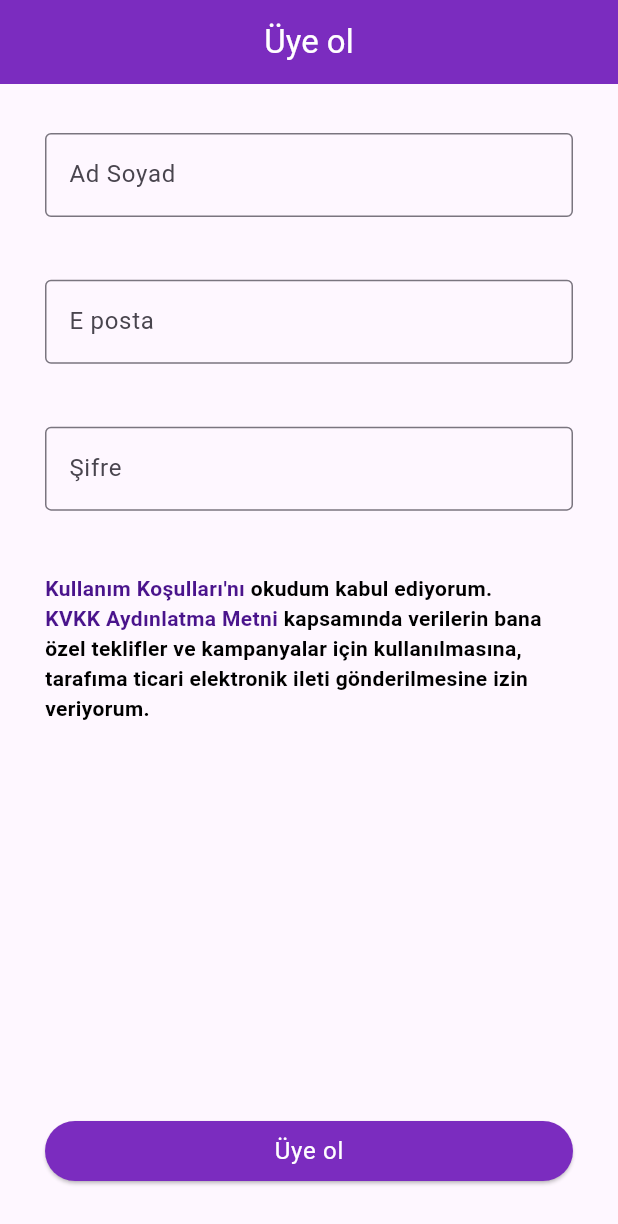
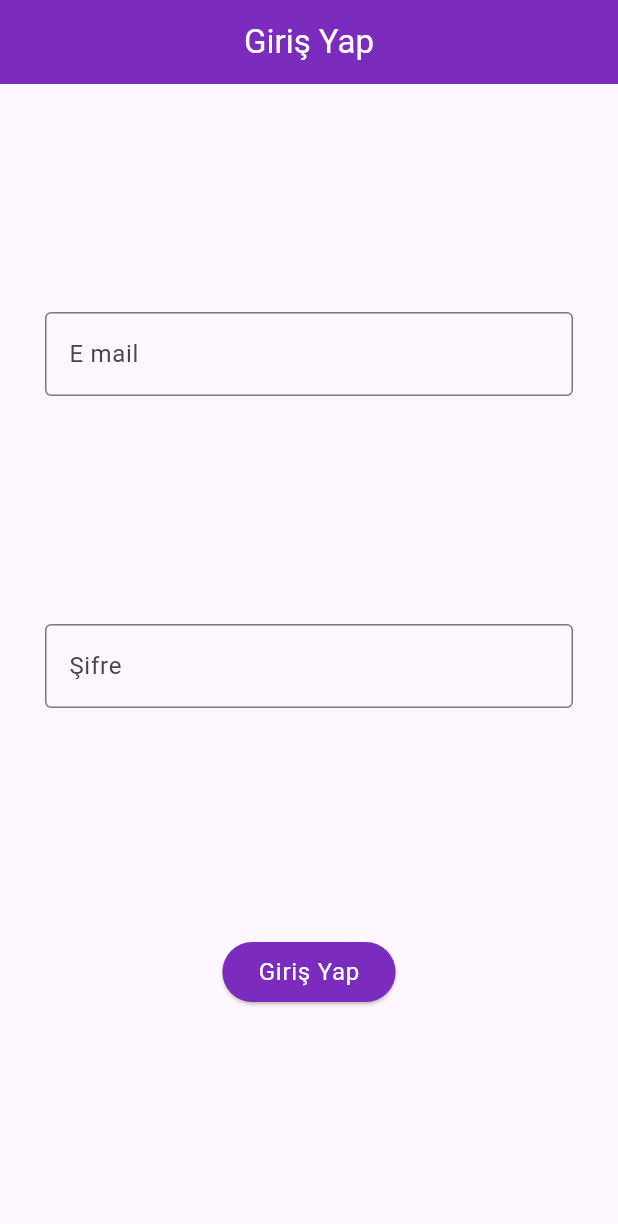
Before and after one commit to lewisVailed/TatlimiGetir, a Flutter app: the screen it shows after launch, on a phone screen of 412 x 824 dp. Shown: the top 1224 px of the screen. Run offline on Flutter 3.47's test engine with Material 3 defaults, Android fonts, the phone set to English and light mode, and no system bars.

Commit message:
log in page created

```diff
--- a/Flutter/getir_clone_app/lib/main.dart
+++ b/Flutter/getir_clone_app/lib/main.dart
@@ -1,6 +1,7 @@
 import 'package:flutter/material.dart';
 import 'package:flutter/services.dart';
-import 'package:getir_clone_app/views/login_page.dart';
+import 'package:getir_clone_app/views/log_in_page.dart';
+import 'package:getir_clone_app/views/sign_in_page.dart';
 
 void main() {
   runApp(const MyApp());
--- /dev/null
+++ b/Flutter/getir_clone_app/lib/views/log_in_page.dart
@@ -0,0 +1,32 @@
+import 'package:flutter/material.dart';
+import 'package:getir_clone_app/views/sign_in_page.dart';
+
+class LoginPage extends StatefulWidget {
+  const LoginPage({super.key});
+
+  @override
+  State<LoginPage> createState() => _LoginPageState();
+}
+
+class _LoginPageState extends State<LoginPage> {
+  @override
+  Widget build(BuildContext context) {
+    return Scaffold(
+      appBar: AppBar(
+        title: const Text("Giriş Yap"),
+      ),
+      body: const Padding(
+        padding:  EdgeInsets.symmetric(horizontal: 30),
+        child: Column(
+          mainAxisAlignment: MainAxisAlignment.spaceEvenly,
+          children: [
+
+            textField(hintText: "E mail",inputType: TextInputType.emailAddress),
+            textField(hintText: "Şifre",obscureText: true,),
+            loginButton(buttonName: "Giriş Yap")
+          ],
+        ),
+      ),
+    );
+  }
+}
--- a/Flutter/getir_clone_app/lib/views/login_page.dart
+++ b/Flutter/getir_clone_app/lib/views/sign_in_page.dart
@@ -2,14 +2,14 @@ import 'package:flutter/cupertino.dart';
 import 'package:flutter/material.dart';
 import 'package:flutter/widgets.dart';
 
-class LoginPage extends StatefulWidget {
-  const LoginPage({super.key});
+class SigninPage extends StatefulWidget {
+  const SigninPage({super.key});
 
   @override
-  State<LoginPage> createState() => _LoginPageState();
+  State<SigninPage> createState() => _SigninPageState();
 }
 
-class _LoginPageState extends State<LoginPage> {
+class _SigninPageState extends State<SigninPage> {
 
   final String appbarTitle = "Üye ol";
 
@@ -52,20 +52,34 @@ class _LoginPageState extends State<LoginPage> {
             const Spacer(flex: 8,),
             SizedBox(
               width: MediaQuery.of(context).size.width,
-              child: ElevatedButton(
-                onPressed: () {
-
-                },
-                style: ElevatedButton.styleFrom(
-                  backgroundColor: const Color(0xff7b2cbf)
-                ),
-                child:  Text(buttonName,style: Theme.of(context).textTheme.bodyLarge?.copyWith(color: Colors.white),),),
+              child: loginButton(buttonName: buttonName),
             ),
             const Spacer(flex: 1,)
           ],
         ),
       ),
     );
+  }
+}
+
+class loginButton extends StatelessWidget {
+  const loginButton({
+    super.key,
+    required this.buttonName,
+  });
+
+  final String buttonName;
+
+  @override
+  Widget build(BuildContext context) {
+    return ElevatedButton(
+      onPressed: () {
+
+      },
+      style: ElevatedButton.styleFrom(
+        backgroundColor: const Color(0xff7b2cbf)
+      ),
+      child:  Text(buttonName,style: Theme.of(context).textTheme.bodyLarge?.copyWith(color: Colors.white),),);
   }
 }
 
@@ -117,6 +131,7 @@ class textField extends StatelessWidget {
       ),
       obscureText: obscureText,
       keyboardType: inputType,
+      textInputAction: TextInputAction.next,
     );
   }
 }
```
